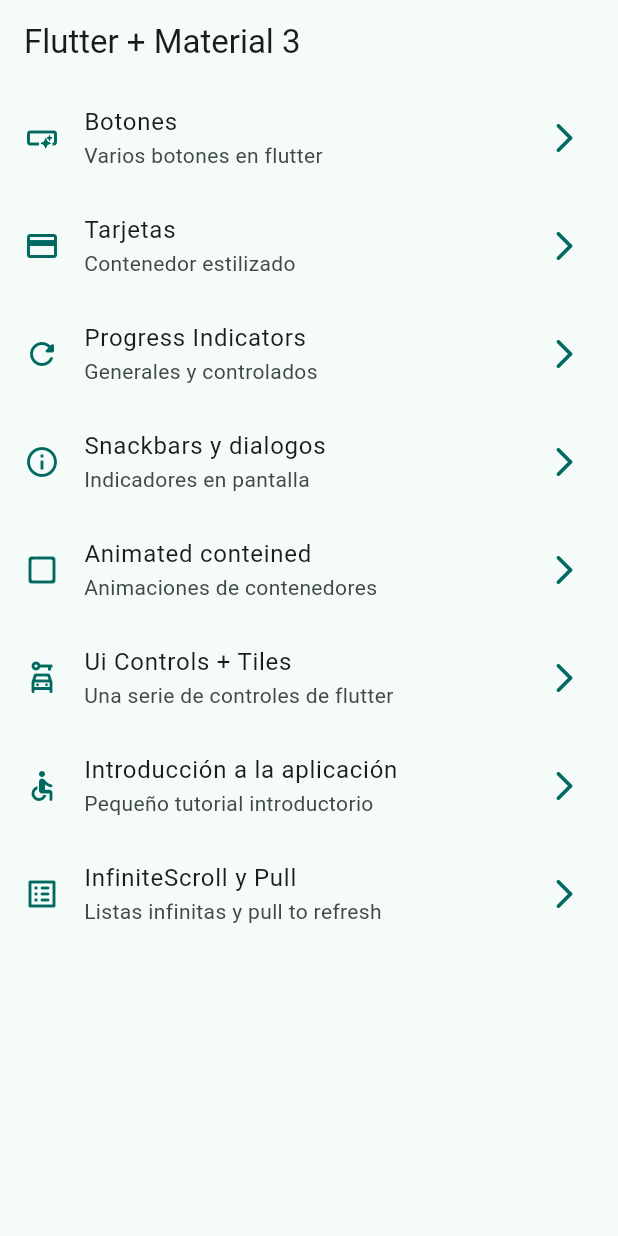
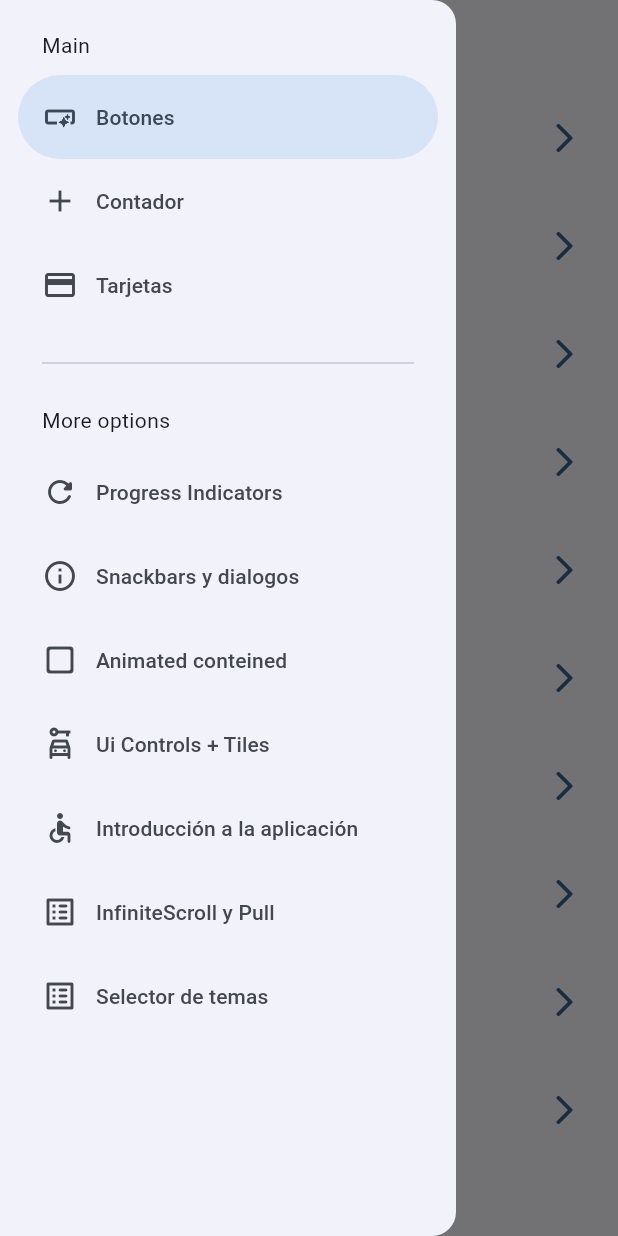
Before and after one commit to raidolContreras/widgets_app, a Flutter app: the screen it shows after launch, with the side drawer open (before the commit the screen has no drawer), on a phone screen of 412 x 824 dp. Run offline on Flutter 3.47's test engine with Material 2 defaults, Android fonts, the phone set to English and light mode, and no system bars; our stand-ins replace animate_do, flutter_riverpod, go_router.

Commit message:
Cambio de temas

```diff
--- a/lib/config/menu/menu_items.dart
+++ b/lib/config/menu/menu_items.dart
@@ -21,46 +21,68 @@ const appMenuItems = <MenuItem>[
     link: '/buttons',
     icon: Icons.smart_button_outlined
   ),
+
+  MenuItem(
+    title: 'Contador',
+    subTitle: 'Contador',
+    link: '/counter',
+    icon: Icons.add
+  ),
+
   MenuItem(
     title: 'Tarjetas',
     subTitle: 'Contenedor estilizado',
     link: '/cards',
     icon: Icons.credit_card
   ),
+
   MenuItem(
     title: 'Progress Indicators',
     subTitle: 'Generales y controlados',
     link: '/progress',
     icon: Icons.refresh_rounded
   ),
+
   MenuItem(
     title: 'Snackbars y dialogos',
     subTitle: 'Indicadores en pantalla',
     link: '/snackbars',
     icon: Icons.info_outline
   ),
+
   MenuItem(
     title: 'Animated conteined',
     subTitle: 'Animaciones de contenedores',
     link: '/animated',
     icon: Icons.check_box_outline_blank_rounded
   ),
+
   MenuItem(
     title: 'Ui Controls + Tiles',
     subTitle: 'Una serie de controles de flutter',
     link: '/ui-controls',
     icon: Icons.car_rental_outlined
   ),
+
   MenuItem(
     title: 'Introducción a la aplicación',
     subTitle: 'Pequeño tutorial introductorio',
     link: '/tutorial',
     icon: Icons.accessible_rounded
   ),
+
   MenuItem(
     title: 'InfiniteScroll y Pull',
     subTitle: 'Listas infinitas y pull to refresh',
     link: '/infinite',
     icon: Icons.list_alt_rounded
   ),
+
+  MenuItem(
+    title: 'Selector de temas',
+    subTitle: 'Cambio de colores',
+    link: '/theme-changer',
+    icon: Icons.list_alt_rounded
+  ),
+
 ];
--- a/lib/config/router/app_router.dart
+++ b/lib/config/router/app_router.dart
@@ -9,6 +9,12 @@ final appRouter = GoRouter(
       path: '/',
       name: HomeScreen.name,
       builder: (context, state) => const HomeScreen(),
+    ),
+
+    GoRoute(
+      path: '/counter',
+      name: CounterScreen.name,
+      builder: (context, state) => const CounterScreen(),
     ),
 
     GoRoute(
@@ -58,5 +64,11 @@ final appRouter = GoRouter(
       name: InfiniteScrollScreen.name,
       builder: (context, state) => const InfiniteScrollScreen(),
     ),
+
+    GoRoute(
+      path: '/theme-changer',
+      name: ThemeChangerScreen.name,
+      builder: (context, state) => const ThemeChangerScreen(),
+    ),
   ],
 );
--- a/lib/config/theme/app_theme.dart
+++ b/lib/config/theme/app_theme.dart
@@ -15,15 +15,18 @@ const colorList = <Color>[
 class AppTheme {
 
   final int selectedColor;
+  final bool isDarkmode;
 
   AppTheme({
-    this.selectedColor = 0
+    this.selectedColor = 0,
+    this.isDarkmode = false
   }): assert( selectedColor >= 0, 'Selected color must be greater then 0' ),
       assert( selectedColor < colorList.length,
         'Selected color must be less or equal than ${ colorList.length - 1 }' );
 
   ThemeData getTheme() => ThemeData(
     useMaterial3: true,
+    brightness:isDarkmode ? Brightness.dark : Brightness.light,
     colorSchemeSeed: colorList[ selectedColor ],
     appBarTheme: const AppBarTheme(
       centerTitle: false
--- a/lib/main.dart
+++ b/lib/main.dart
@@ -1,21 +1,29 @@
 import 'package:flutter/material.dart';
+import 'package:flutter_riverpod/flutter_riverpod.dart';
 import 'package:widgets_app/config/router/app_router.dart';
 import 'package:widgets_app/config/theme/app_theme.dart';
+import 'package:widgets_app/presentation/providers/theme_provider.dart';
 
 void main() {
-  runApp(const MainApp());
+  runApp(
+    const ProviderScope(
+      child: MainApp(),
+    ),
+  );
 }
 
-class MainApp extends StatelessWidget {
+class MainApp extends ConsumerWidget {
   const MainApp({super.key});
 
   @override
-  Widget build(BuildContext context) {
+  Widget build(BuildContext context, ref) {
+    final int selectedColor = ref.watch(selectedColorProvider);
+    final clickDarkMode = ref.watch(isDarkModeProvider);
     return MaterialApp.router(
       title: 'Flutter Widgets',
       routerConfig: appRouter,
       debugShowCheckedModeBanner: false,
-      theme: AppTheme(selectedColor: 1).getTheme(),
+      theme: AppTheme(selectedColor: selectedColor, isDarkmode: clickDarkMode).getTheme(),
     );
   }
 }
--- /dev/null
+++ b/lib/presentation/providers/counter_provider.dart
@@ -0,0 +1,4 @@
+
+import 'package:flutter_riverpod/flutter_riverpod.dart';
+
+final counterProvider = StateProvider((ref) => 0);
--- /dev/null
+++ b/lib/presentation/providers/theme_provider.dart
@@ -0,0 +1,11 @@
+import 'package:flutter_riverpod/flutter_riverpod.dart';
+import 'package:widgets_app/config/theme/app_theme.dart';
+
+
+final colorListProvider = Provider((ref) => colorList);
+
+// Un bool
+final isDarkModeProvider = StateProvider((ref) => false);
+
+// Un entero
+final selectedColorProvider = StateProvider((ref) => 0);
--- a/lib/presentation/screens/home/home_screen.dart
+++ b/lib/presentation/screens/home/home_screen.dart
@@ -1,18 +1,23 @@
 import 'package:flutter/material.dart';
 import 'package:go_router/go_router.dart';
 import 'package:widgets_app/config/menu/menu_items.dart';
+import 'package:widgets_app/presentation/widgets/side_menu.dart';
 
 class HomeScreen extends StatelessWidget {
+
   static const String name = 'home_screen';
   const HomeScreen({super.key});
 
   @override
   Widget build(BuildContext context) {
+    final scaffoldKey = GlobalKey<ScaffoldState>();
     return Scaffold(
+      key: scaffoldKey,
       appBar: AppBar(
         title: const Text('Flutter + Material 3'),
       ),
       body: const _HomeView(),
+      drawer: SideMenu( scaffoldKey: scaffoldKey )
     );
   }
 }
--- a/lib/presentation/screens/infinite_scroll/infinite_scroll_screen.dart
+++ b/lib/presentation/screens/infinite_scroll/infinite_scroll_screen.dart
@@ -122,7 +122,7 @@ class _InfiniteScrollScreenState extends State<InfiniteScrollScreen> {
         onPressed:() => context.pop(),
         // Ternario
         child: isLoading
-          ? FadeIn(child: CircularProgressIndicator())
+          ? FadeIn(child: const CircularProgressIndicator())
           : FadeIn(child: const Icon(Icons.arrow_back_ios_new_outlined)),
       ),
     );
--- a/lib/presentation/screens/screens.dart
+++ b/lib/presentation/screens/screens.dart
@@ -1,3 +1,5 @@
+export 'package:widgets_app/presentation/screens/theme/theme_changer_screen.dart';
+export 'package:widgets_app/presentation/screens/counter/counter_screen.dart';
 export 'package:widgets_app/presentation/screens/animated/animated_screen.dart';
 export 'package:widgets_app/presentation/screens/app_tutorial/app_tutorial_screen.dart';
 export 'package:widgets_app/presentation/screens/infinite_scroll/infinite_scroll_screen.dart';
--- /dev/null
+++ b/lib/presentation/widgets/side_menu.dart
@@ -0,0 +1,76 @@
+import 'package:flutter/material.dart';
+import 'package:go_router/go_router.dart';
+import 'package:widgets_app/config/menu/menu_items.dart';
+
+class SideMenu extends StatefulWidget {
+
+  final GlobalKey<ScaffoldState>scaffoldKey;
+
+  const SideMenu({
+    super.key,
+    required this.scaffoldKey
+  });
+
+  @override
+  State<SideMenu> createState() => _SideMenuState();
+}
+
+class _SideMenuState extends State<SideMenu> {
+
+  int navDrawerIndex = 0;
+
+
+  @override
+  Widget build(BuildContext context) {
+
+    final hasNotch = MediaQuery.of(context).viewPadding.top > 35 ;
+
+
+    return NavigationDrawer(
+      selectedIndex: navDrawerIndex,
+      onDestinationSelected: (value) {
+
+        setState(() {
+          navDrawerIndex = value;
+
+
+        });
+
+        final menuItem = appMenuItems[value];
+        context.push(menuItem.link);
+        widget.scaffoldKey.currentState?.closeDrawer();
+
+      },
+
+      children: [
+        Padding(
+          padding: EdgeInsets.fromLTRB(28, hasNotch ? 10 : 20, 16, 10),
+          child: const Text('Main')
+        ),
+        ...appMenuItems
+          .sublist(0,3)
+          .map((item) => NavigationDrawerDestination(
+            icon: Icon(item.icon),
+            label: Text(item.title)
+          ),
+        ),
+        const Padding(
+          padding: EdgeInsets.fromLTRB(28, 16, 28, 10),
+          child: Divider(),
+        ),
+
+        const Padding(
+          padding: EdgeInsets.fromLTRB(28, 10, 16, 10),
+          child: Text('More options')
+        ),
+        ...appMenuItems
+          .sublist(3)
+          .map((item) => NavigationDrawerDestination(
+            icon: Icon(item.icon),
+            label: Text(item.title)
+          ),
+        ),
+      ]
+    );
+  }
+}
--- a/pubspec.yaml
+++ b/pubspec.yaml
@@ -11,6 +11,7 @@ dependencies:
   flutter:
     sdk: flutter
   go_router: ^11.1.2
+  flutter_riverpod: ^2.4.3
 
 dev_dependencies:
   flutter_lints: ^2.0.0
```
Also changed, not shown: lib/presentation/screens/counter/counter_screen.dart (added, +41 -0 lines), lib/presentation/screens/theme/theme_changer_screen.dart (added, +58 -0 lines), pubspec.lock.
